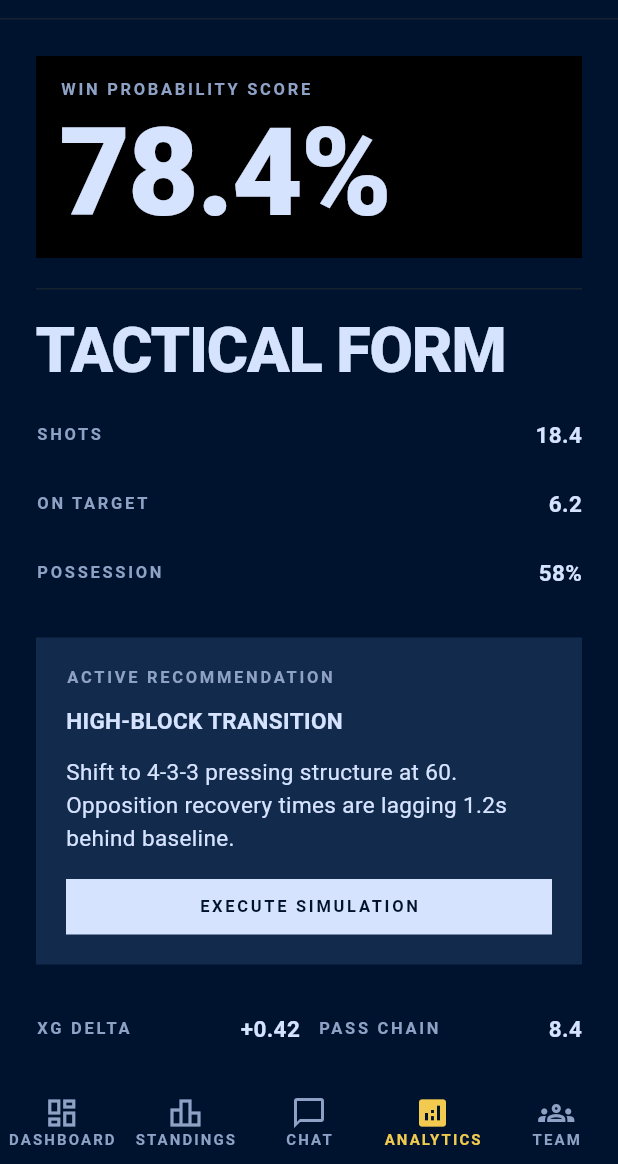
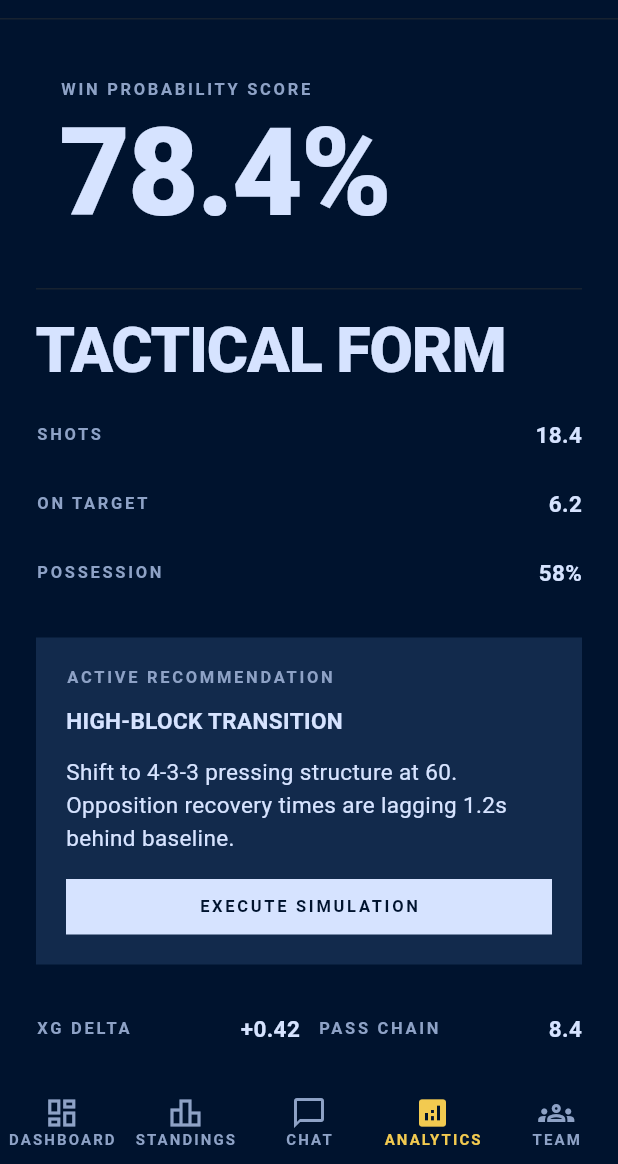
Before and after one commit to Baieti-de-oras-UCluj-Hackathon/ucluj-hackathon, a Flutter app: the screen it shows after launch, item 4 of the bottom bar chosen, on a phone screen of 412 x 824 dp, the part 72-1236 px from its top. Run offline on Flutter 3.47's test engine with Material 3 defaults, Android fonts, the phone set to English and light mode, and no system bars.

Commit message:
Fix analytics hero strip background color
Replace the black panel behind the 78.4% metric with the standard UmbraRo navy surface to keep visual consistency with the rest of the screen.

Made-with: Cursor

```diff
--- a/lib/features/analytics/presentation/analytics_screen.dart
+++ b/lib/features/analytics/presentation/analytics_screen.dart
@@ -35,7 +35,7 @@ class AnalyticsScreen extends StatelessWidget {
         children: [
           Container(
             width: double.infinity,
-            color: Colors.black,
+            color: ColorTokens.surface,
             padding: const EdgeInsets.all(SpacingTokens.md),
             child: Column(
               crossAxisAlignment: CrossAxisAlignment.start,
```
